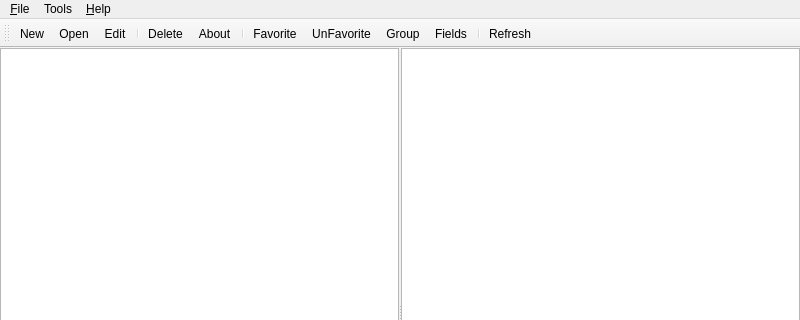
The window that qwmmain.ui (alleindrach/QWellMan) describes before a commit, drawn with Qt 5; both pictures show x 0 to 800 and y 0 to 320 of the 800 by 600 pixel window.
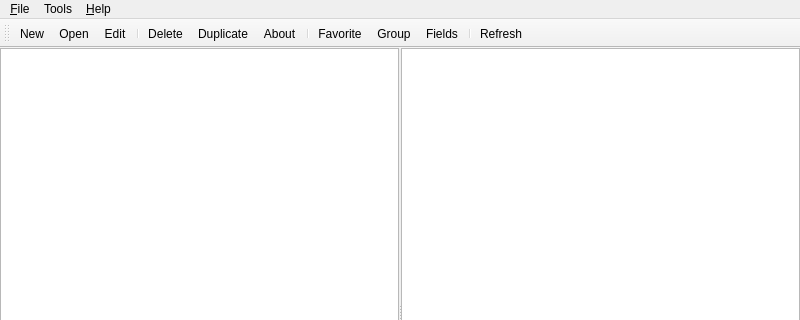
The same window after the commit. Icons and pictures are not drawn.

Patch:
```diff
--- a/qwmmain.ui
+++ b/qwmmain.ui
@@ -169,10 +169,10 @@
    <addaction name="actionEdit"/>
    <addaction name="separator"/>
    <addaction name="actionDelete"/>
+   <addaction name="actionDuplicate"/>
    <addaction name="actionAbout"/>
    <addaction name="separator"/>
    <addaction name="actionFavorite"/>
-   <addaction name="actionUnFavorite"/>
    <addaction name="actionGroup"/>
    <addaction name="actionListColumn"/>
    <addaction name="separator"/>
```
Left out of the diff: 21 changed lines with no effect on the pictures.
